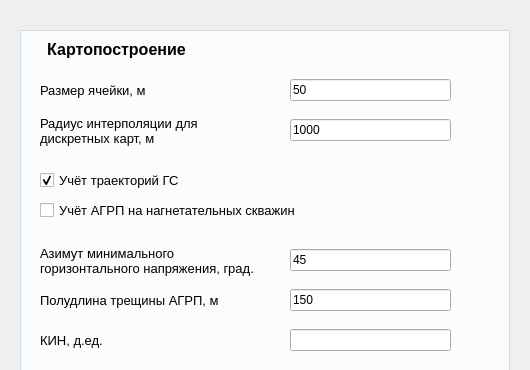
Alina-Murzakova/Infill_drilling, file app/gui/widgets/mapping.ui: the form before one commit; both pictures show x 0 to 530 and y 0 to 370 of the 530 by 530 pixel window.
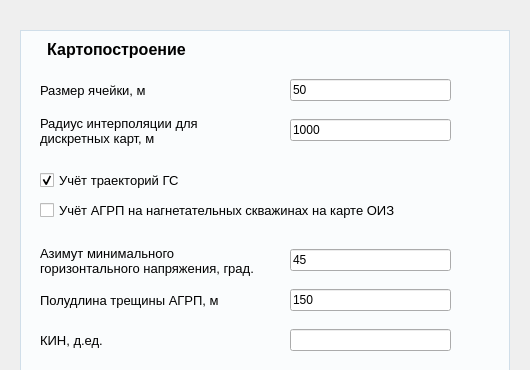
The form after the commit.

What changed in the file:
```diff
--- a/app/gui/widgets/mapping.ui
+++ b/app/gui/widgets/mapping.ui
@@ -168,7 +168,7 @@
      </font>
     </property>
     <property name="text">
-     <string>Учёт АГРП на нагнетательных скважин</string>
+     <string>Учёт АГРП на нагнетательных скважинах на карте ОИЗ</string>
     </property>
    </widget>
    <widget class="QWidget" name="horizontalLayoutWidget_42">
```
